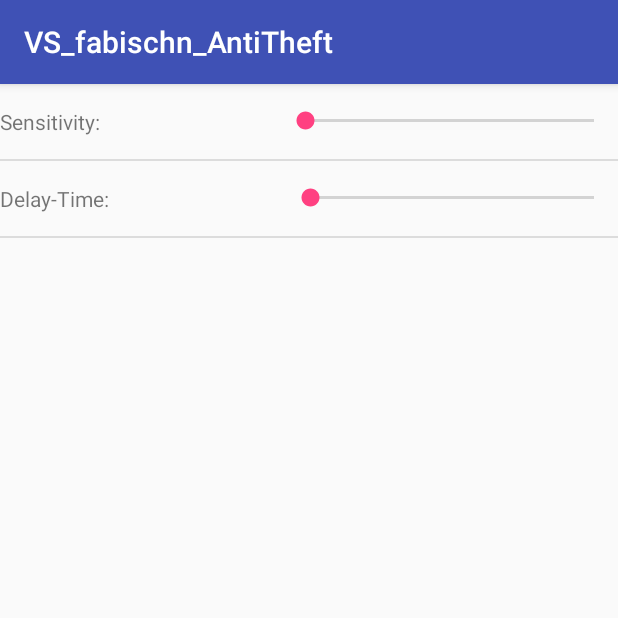
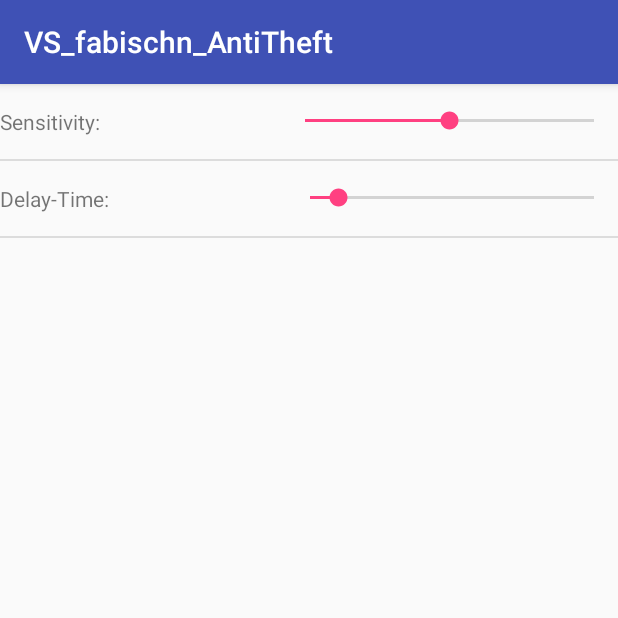
Before and after one commit to nerdaliciousCH/VS_fabischn_AntiTheft, an Android app: the screen it shows after launch (SettingsActivity), in the options menu, after a tap on "Settings", on a phone screen of 412 x 824 dp, the top half of it. Run offline under Robolectric (Android 15) with nearby library versions, the phone set to English and light mode, and no system bars.

Commit message:
Preference Values are now persistent

```diff
--- a/app/src/main/java/ch/ethz/inf/vs/a1/fabischn/antitheft/SeekbarPreference.java
+++ b/app/src/main/java/ch/ethz/inf/vs/a1/fabischn/antitheft/SeekbarPreference.java
@@ -62,12 +62,19 @@ public class SeekbarPreference extends Preference implements OnSeekBarChangeList
 
     @Override
     public void onStopTrackingTouch(SeekBar seekBar) {
-
+        persistInt(this.mProgress);
     }
 
     @Override
     protected void onSetInitialValue(boolean restoreValue, Object defaultValue) {
-        setValue(restoreValue ? getPersistedInt(mProgress) : (Integer) defaultValue);
+        if (restoreValue) {
+            mProgress = this.getPersistedInt(10);
+            } else {
+            // Set default state from the XML attribute
+            mProgress = (Integer) defaultValue;
+            persistInt(mProgress);
+            }
+        //setValue(restoreValue ? getPersistedInt(mProgress) : (Integer) defaultValue);
     }
 
     public void setValue(int value) {
@@ -84,6 +91,7 @@ public class SeekbarPreference extends Preference implements OnSeekBarChangeList
 
     @Override
     protected Object onGetDefaultValue(TypedArray a, int index) {
+        Log.d("Default Value is:", a.getInt(index, 0) + "");
         return a.getInt(index, 0);
     }
 }
--- a/app/src/main/res/xml/preferences.xml
+++ b/app/src/main/res/xml/preferences.xml
@@ -3,8 +3,10 @@
 
     <ch.ethz.inf.vs.a1.fabischn.antitheft.SeekbarPreference
         android:key="@string/pref_sensitivity"
-        android:title="@string/pref_sensitivity" />
+        android:title="@string/pref_sensitivity"
+        android:defaultValue="50"/>
     <ch.ethz.inf.vs.a1.fabischn.antitheft.SeekbarPreference
         android:key="@string/pref_delay"
-        android:title="@string/pref_delay" />
+        android:title="@string/pref_delay"
+        android:defaultValue="10"/>
 </PreferenceScreen>
```
